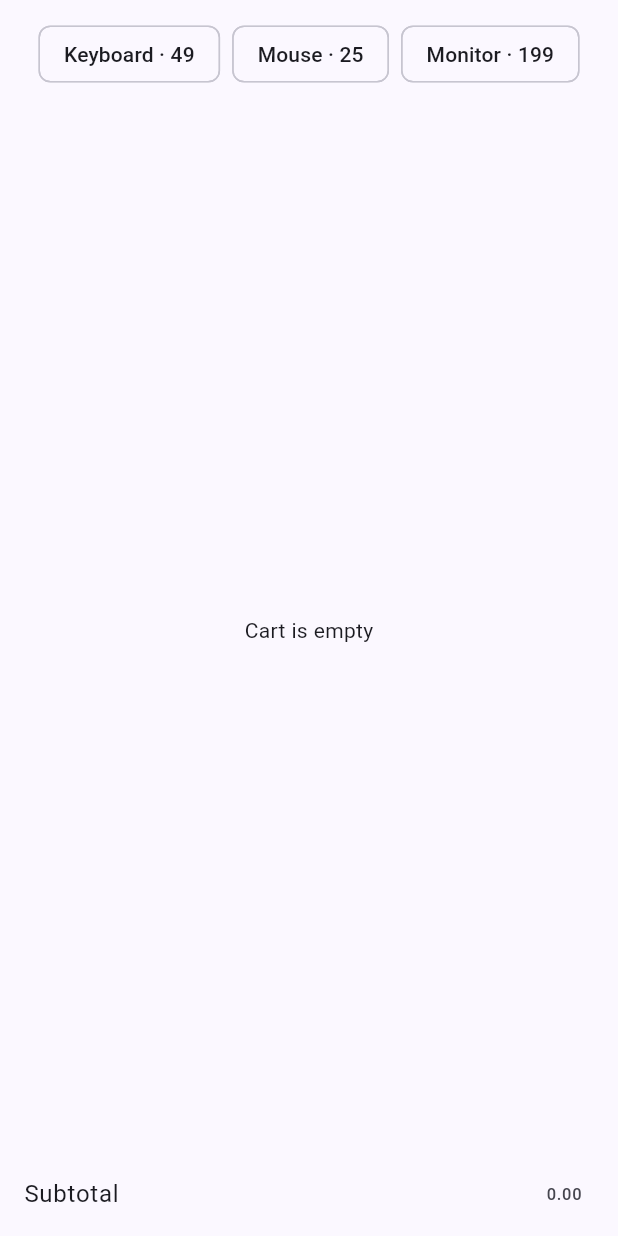
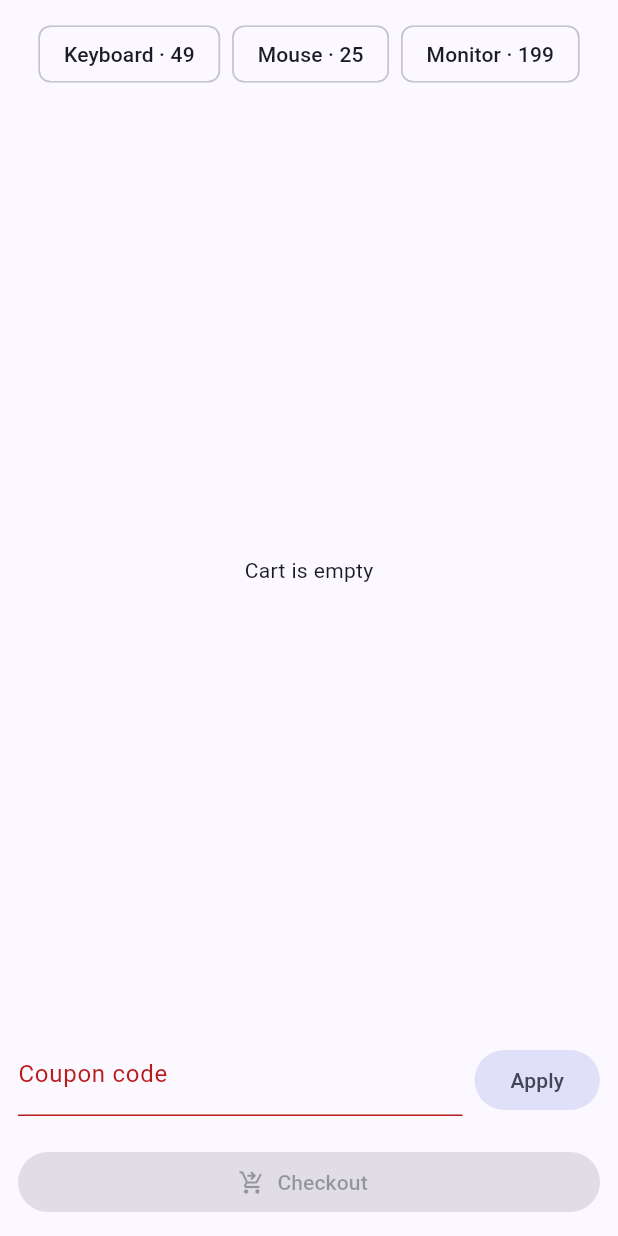
Before and after one commit to abekmurodov-cpu/week9_mobile, a Flutter app: the CartBody widget shown alone on an empty page, opened directly with empty values, on a phone screen of 412 x 824 dp. Run offline on Flutter 3.47's test engine with Material 3 defaults, Android fonts, the phone set to English and light mode, and no system bars; our stand-ins replace flutter_riverpod.

Commit message:
Part 2: setState cart with stepper, coupon, summary, checkout, undo
Co-Authored-By: Claude Opus 5.5 <noreply@anthropic.com>

```diff
--- a/lib/widgets/cart_body.dart
+++ b/lib/widgets/cart_body.dart
@@ -1,18 +1,33 @@
 import 'package:flutter/material.dart';
 
 import '../models/cart.dart';
+import 'coupon_field.dart';
 
 class CartBody extends StatelessWidget {
   const CartBody({
     super.key,
     required this.lines,
     required this.onAdd,
-    required this.onRemove,
+    required this.onQtyChanged,
+    required this.coupon,
+    required this.couponError,
+    required this.onApplyCoupon,
+    required this.summary,
+    required this.submitting,
+    required this.onCheckout,
   });
 
   final List<CartLine> lines;
   final void Function(Product) onAdd;
-  final void Function(String productId) onRemove;
+  final void Function(String productId, int delta) onQtyChanged;
+  final String? coupon;
+  final String? couponError;
+  final void Function(String code) onApplyCoupon;
+
+  /// Each style plugs in its own subscription around [CartSummaryCard].
+  final Widget summary;
+  final bool submitting;
+  final VoidCallback onCheckout;
 
   @override
   Widget build(BuildContext context) => Column(
@@ -39,18 +54,46 @@ class CartBody extends StatelessWidget {
                     ListTile(
                       key: ValueKey(l.product.id),
                       title: Text(l.product.name),
-                      subtitle: Text('× ${l.qty}'),
-                      trailing: IconButton(
-                        icon: const Icon(Icons.delete_outline),
-                        onPressed: () => onRemove(l.product.id),
+                      subtitle: Text(
+                        '${l.product.price.toStringAsFixed(2)} × ${l.qty}',
+                      ),
+                      trailing: Row(
+                        mainAxisSize: MainAxisSize.min,
+                        children: [
+                          IconButton(
+                            tooltip: 'Decrease',
+                            icon: const Icon(Icons.remove),
+                            onPressed: () => onQtyChanged(l.product.id, -1),
+                          ),
+                          Text('${l.qty}'),
+                          IconButton(
+                            tooltip: 'Increase',
+                            icon: const Icon(Icons.add),
+                            onPressed: () => onQtyChanged(l.product.id, 1),
+                          ),
+                        ],
                       ),
                     ),
                 ],
               ),
       ),
-      ListTile(
-        title: const Text('Subtotal'),
-        trailing: Text(lines.subtotal.toStringAsFixed(2)),
+      CouponField(coupon: coupon, error: couponError, onApply: onApplyCoupon),
+      summary,
+      Padding(
+        padding: const EdgeInsets.fromLTRB(12, 0, 12, 12),
+        child: SizedBox(
+          width: double.infinity,
+          child: FilledButton.icon(
+            onPressed: submitting || lines.isEmpty ? null : onCheckout,
+            icon: submitting
+                ? const SizedBox.square(
+                    dimension: 18,
+                    child: CircularProgressIndicator(strokeWidth: 2),
+                  )
+                : const Icon(Icons.shopping_cart_checkout),
+            label: Text(submitting ? 'Submitting…' : 'Checkout'),
+          ),
+        ),
       ),
     ],
   );
--- /dev/null
+++ b/lib/widgets/coupon_field.dart
@@ -0,0 +1,62 @@
+import 'package:flutter/material.dart';
+
+/// Text field + Apply button. The typed text is ephemeral UI state, so it
+/// lives in the controller, not in any of the four cart state holders.
+class CouponField extends StatefulWidget {
+  const CouponField({
+    super.key,
+    required this.coupon,
+    required this.error,
+    required this.onApply,
+  });
+
+  final String? coupon;
+  final String? error;
+  final void Function(String code) onApply;
+
+  @override
+  State<CouponField> createState() => _CouponFieldState();
+}
+
+class _CouponFieldState extends State<CouponField> {
+  final _controller = TextEditingController();
+
+  @override
+  void dispose() {
+    _controller.dispose();
+    super.dispose();
+  }
+
+  @override
+  Widget build(BuildContext context) => Padding(
+    padding: const EdgeInsets.symmetric(horizontal: 12),
+    child: Row(
+      crossAxisAlignment: CrossAxisAlignment.start,
+      children: [
+        Expanded(
+          child: TextField(
+            key: const Key('coupon-field'),
+            controller: _controller,
+            textCapitalization: TextCapitalization.characters,
+            decoration: InputDecoration(
+              labelText: 'Coupon code',
+              errorText: widget.error,
+              helperText: widget.coupon == null
+                  ? null
+                  : '${widget.coupon} applied',
+            ),
+            onSubmitted: widget.onApply,
+          ),
+        ),
+        const SizedBox(width: 8),
+        Padding(
+          padding: const EdgeInsets.only(top: 8),
+          child: FilledButton.tonal(
+            onPressed: () => widget.onApply(_controller.text),
+            child: const Text('Apply'),
+          ),
+        ),
+      ],
+    ),
+  );
+}
```
Also changed, not shown: lib/models/cart.dart (+83 -0 lines), lib/setstate/cart_page_setstate.dart (+91 -5 lines), lib/widgets/cart_summary_card.dart (added, +51 -0 lines), lib/widgets/checkout_feedback.dart (added, +26 -0 lines), 2 other files.
